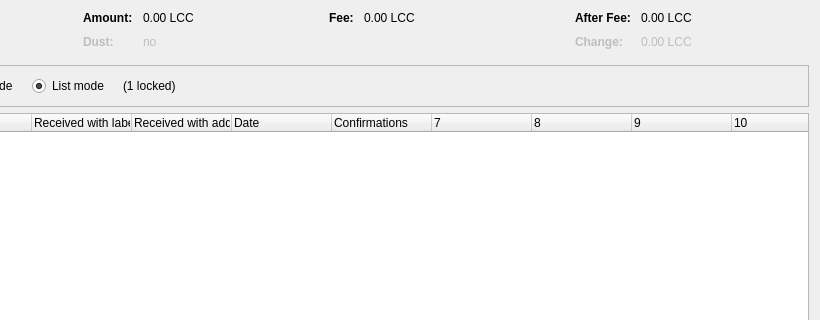
Above: src/qt/forms/coincontroldialog.ui from litecoincash-project/litecoincash before the change; both pictures show x 180 to 1000 and y 0 to 320 of the 1000 by 500 pixel window. Below: the same form after it.
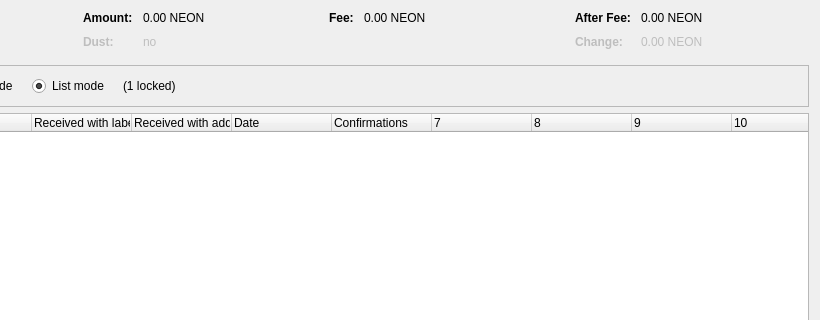
That is the form after the change. Custom widgets are drawn as their Qt base class.

Commit message: general: initial rename LCC -> NEON

Patch:
```diff
--- a/src/qt/forms/coincontroldialog.ui
+++ b/src/qt/forms/coincontroldialog.ui
@@ -132,7 +132,7 @@
           <enum>Qt::ActionsContextMenu</enum>
          </property>
          <property name="text">
-          <string notr="true">0.00 LCC</string>
+          <string notr="true">0.00 NEON</string>
          </property>
          <property name="textInteractionFlags">
           <set>Qt::LinksAccessibleByMouse|Qt::TextSelectableByKeyboard|Qt::TextSelectableByMouse</set>
@@ -212,7 +212,7 @@
           <enum>Qt::ActionsContextMenu</enum>
          </property>
          <property name="text">
-          <string notr="true">0.00 LCC</string>
+          <string notr="true">0.00 NEON</string>
          </property>
          <property name="textInteractionFlags">
           <set>Qt::LinksAccessibleByMouse|Qt::TextSelectableByKeyboard|Qt::TextSelectableByMouse</set>
@@ -257,7 +257,7 @@
           <enum>Qt::ActionsContextMenu</enum>
          </property>
          <property name="text">
-          <string notr="true">0.00 LCC</string>
+          <string notr="true">0.00 NEON</string>
          </property>
          <property name="textInteractionFlags">
           <set>Qt::LinksAccessibleByMouse|Qt::TextSelectableByKeyboard|Qt::TextSelectableByMouse</set>
@@ -292,7 +292,7 @@
           <enum>Qt::ActionsContextMenu</enum>
          </property>
          <property name="text">
-          <string notr="true">0.00 LCC</string>
+          <string notr="true">0.00 NEON</string>
          </property>
          <property name="textInteractionFlags">
           <set>Qt::LinksAccessibleByMouse|Qt::TextSelectableByKeyboard|Qt::TextSelectableByMouse</set>
```
The commit also changes 344 other files.
